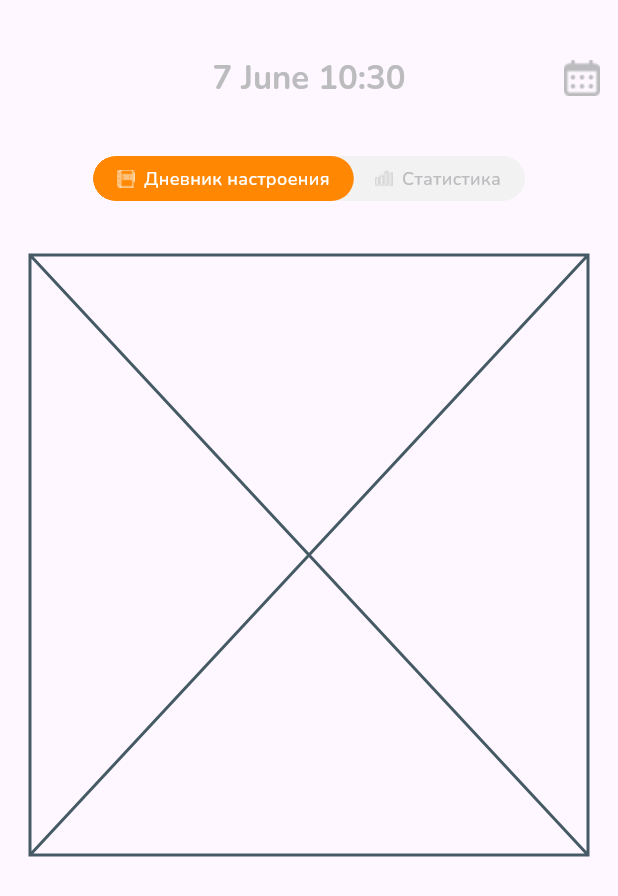
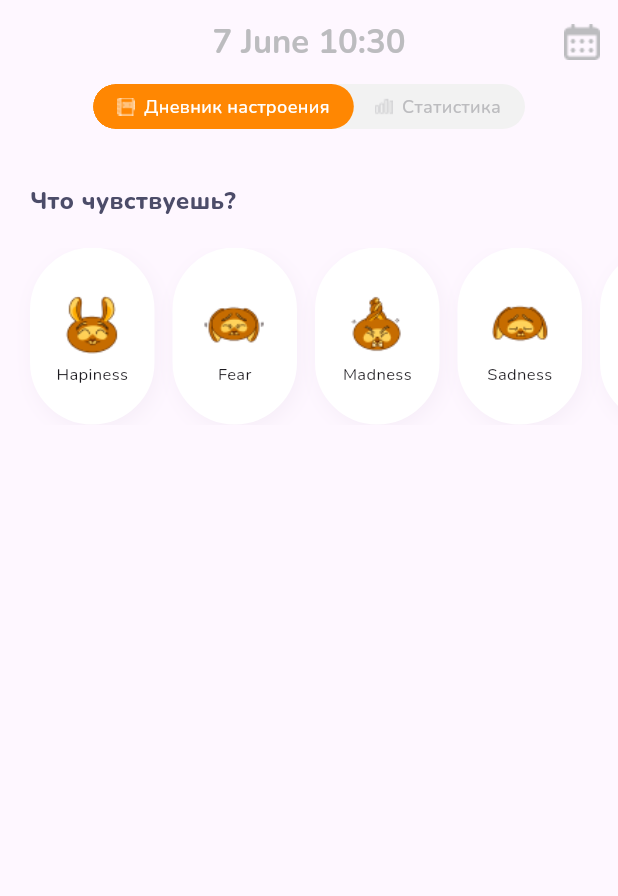
Before and after one commit to MaksimLevchenko/mood_diary, a Flutter app: the screen it shows after launch, on a phone screen of 412 x 824 dp. Shown: the top 896 px of the screen. Run offline on Flutter 3.47's test engine with Material 3 defaults, Android fonts, the phone set to English and light mode, and no system bars; our stand-ins replace google_fonts; missing offline and left inert: dart:ffi.

Commit message:
chore: Update power image path in AppImages class and add mood selection UI in MoodDiaryTab

```diff
--- a/lib/app_style/images.dart
+++ b/lib/app_style/images.dart
@@ -4,7 +4,7 @@ class AppImages {
   static String madnessImagePath = 'assets/images/moods/madness.png';
   static String sadnessImagePath = 'assets/images/moods/sadness.png';
   static String calmnessImagePath = 'assets/images/moods/calmness.png';
-  static String powerImagePath = 'assets/images/moods/power.png';
+  static String powerImagePath = 'assets/images/moods/powerful.png';
 
   static String calendarIconPath = 'assets/icons/my_sessions.png';
   static String diaryIconPath = 'assets/icons/diary.png';
--- a/lib/screens/main_screen/main_screen.dart
+++ b/lib/screens/main_screen/main_screen.dart
@@ -69,7 +69,6 @@ class _MainScreenState extends State<MainScreen> {
         title: _titleClock(),
         centerTitle: true,
         actions: [calendarButton()],
-        toolbarHeight: 48 + kToolbarHeight,
       ),
       body: Padding(
         padding: const EdgeInsets.symmetric(horizontal: 20),
--- a/lib/screens/main_screen/tabs/mood_diary.dart
+++ b/lib/screens/main_screen/tabs/mood_diary.dart
@@ -1,10 +1,97 @@
 import 'package:flutter/material.dart';
+import 'package:google_fonts/google_fonts.dart';
+import 'package:mood_diary/app_style/colors.dart';
+import 'package:mood_diary/app_style/utils.dart';
+import 'package:mood_diary/models/person_mood.dart';
+import 'package:provider/provider.dart';
 
 class MoodDiaryTab extends StatelessWidget {
   const MoodDiaryTab({super.key});
 
   @override
   Widget build(BuildContext context) {
-    return const Placeholder();
+    return Column(
+      mainAxisAlignment: MainAxisAlignment.start,
+      crossAxisAlignment: CrossAxisAlignment.start,
+      children: [
+        whatDoYouFeelText(),
+        const SizedBox(height: 20),
+        SizedBox(
+          height: Sizes.moodBoxSize.height,
+          child: OverflowBox(
+            maxWidth: MediaQuery.of(context).size.width,
+            maxHeight: Sizes.moodBoxSize.height,
+            child: moodsListView(context),
+          ),
+        ),
+      ],
+    );
+  }
+
+  Text whatDoYouFeelText() => Text(
+        'Что чувствуешь?',
+        style: GoogleFonts.nunito(
+          fontSize: 16,
+          fontWeight: FontWeight.w800,
+          color: AppColors.black,
+        ),
+      );
+
+  Widget moodsListView(BuildContext context) {
+    return ListView.separated(
+      scrollDirection: Axis.horizontal,
+      padding: EdgeInsets.symmetric(horizontal: 20),
+      itemBuilder: (_, index) {
+        return listTile(context, index);
+      },
+      separatorBuilder: (_, i) => SizedBox(
+        width: Sizes.moodBoxSeparatorWidth,
+      ),
+      itemCount: PersonMood.moods.length,
+    );
+  }
+
+  GestureDetector listTile(BuildContext context, int index) {
+    return GestureDetector(
+      onTap: () {
+        onMoodChoose(context, index);
+      },
+      child: Container(
+          constraints: BoxConstraints.loose(Sizes.moodBoxSize),
+          decoration: BoxDecoration(
+              borderRadius: BorderRadius.circular(Sizes.moodBoxRadius),
+              color: Colors.white,
+              border: Border.all(
+                  color:
+                      Provider.of<PersonMood>(context).pickedMoodIndex == index
+                          ? AppColors.tangerine
+                          : Colors.white,
+                  width: 2),
+              boxShadow: [AppColors.shadow]),
+          child: Center(
+            child: Column(
+              crossAxisAlignment: CrossAxisAlignment.center,
+              mainAxisAlignment: MainAxisAlignment.center,
+              children: [
+                Image.asset(
+                  PersonMood.moods[index].imagePath,
+                  height: 53,
+                  width: 50,
+                ),
+                Text(
+                  PersonMood.moods[index].title,
+                  style: GoogleFonts.nunito(
+                    fontSize: 11,
+                    fontWeight: FontWeight.w400,
+                  ),
+                )
+              ],
+            ),
+          )),
+    );
+  }
+
+  void onMoodChoose(BuildContext context, int index) {
+    Provider.of<PersonMood>(context, listen: false).pickedMoodIndex = index;
   }
 }
--- a/lib/widgets/tab_slider.dart
+++ b/lib/widgets/tab_slider.dart
@@ -49,9 +49,8 @@ class TabSlider extends StatelessWidget {
     );
   }
 
-  InkWell standartButton(int buttonIndex) {
-    return InkWell(
-      borderRadius: radius,
+  GestureDetector standartButton(int buttonIndex) {
+    return GestureDetector(
       onTap: () => onTap(buttonIndex),
       child: Container(
         decoration: BoxDecoration(
```
